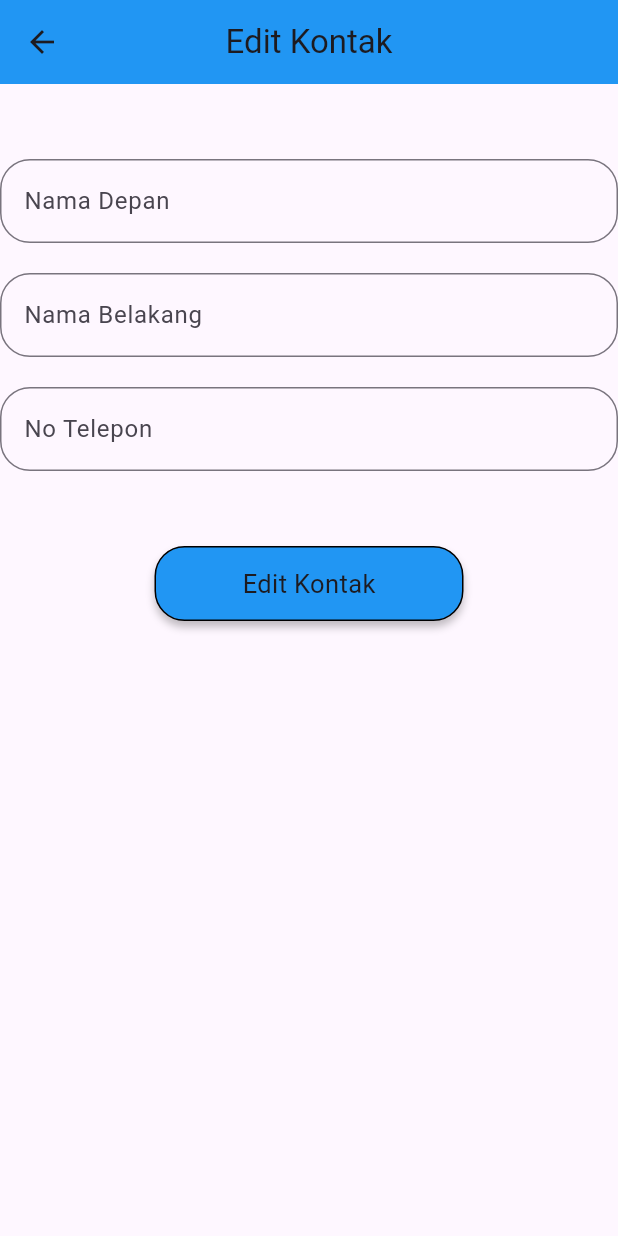
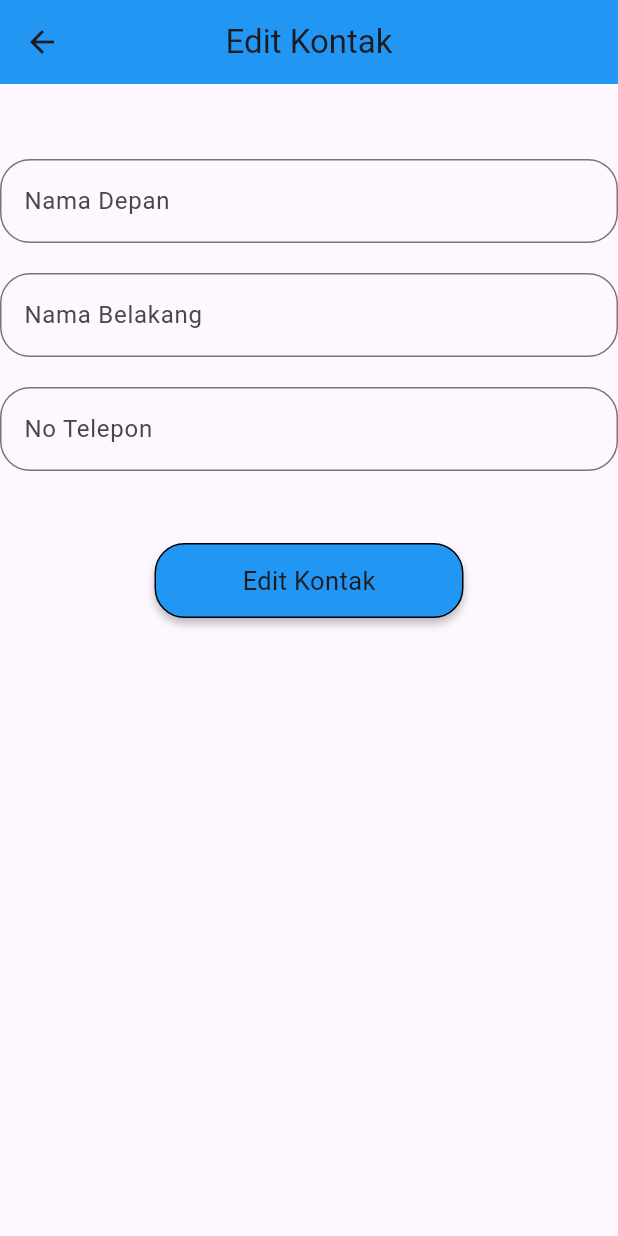
Before and after one commit to NabilAlfaatir09/flutter-contact-app, a Flutter app: the EditView screen opened directly with empty values, on a phone screen of 412 x 824 dp. Run offline on Flutter 3.47's test engine with Material 3 defaults, Android fonts, the phone set to English and light mode, and no system bars; our stand-ins replace get, lottie, sqflite; accounts and stored records are empty.

Commit message:
ubah dikit

```diff
--- a/lib/app/modules/edit/views/edit_view.dart
+++ b/lib/app/modules/edit/views/edit_view.dart
@@ -87,7 +87,7 @@ class EditView extends GetView<EditController> {
               ),
             ),
             const SizedBox(
-              height: 50,
+              height: 48,
             ),
             InkWell(
               onTap: () {
```
